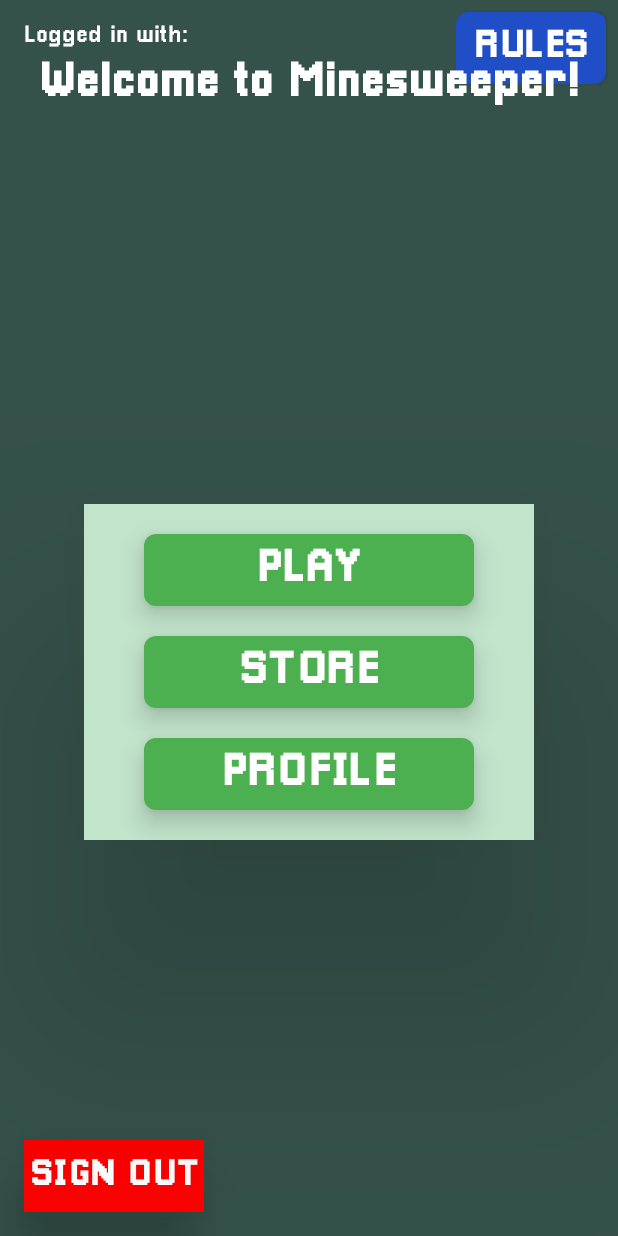
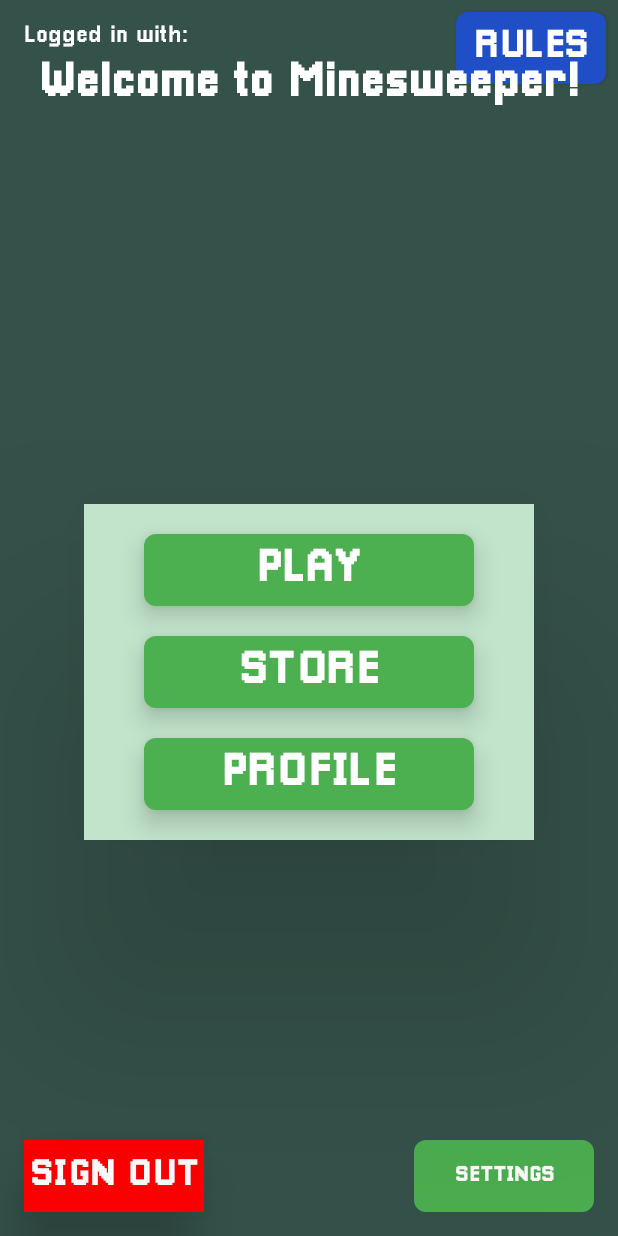
Before and after one commit to Luppole/MinesweeperHandasatTochna, an Android app: the screen it shows after launch once a user with an empty profile is signed in (MainActivity), on a phone screen of 412 x 824 dp. Run offline under Robolectric (Android 15) with nearby library versions, the phone set to English and light mode, and no system bars; our stand-ins replace Firebase (no records; nobody signed in at launch, a user with empty details on screens opened directly).

Commit message:
background musicccccccccccc

```diff
--- a/app/src/main/AndroidManifest.xml
+++ b/app/src/main/AndroidManifest.xml
@@ -13,6 +13,8 @@
         android:supportsRtl="true"
         android:theme="@style/AppTheme"
         tools:targetApi="31">
+        <service android:name=".MusicService"
+            android:exported="false" />
 
         <!-- Set SplashActivity as Launcher -->
         <activity
@@ -40,6 +42,7 @@
         <activity android:name=".RulesActivity" />
         <activity android:name=".LoadingActivity" android:theme="@style/Theme.AppCompat.NoActionBar" />
         <activity android:name=".AchievementsActivity" />
+        <activity android:name=".SettingsActivity" />
 
         <!-- Register Notification Reminder Service -->
         <receiver android:name=".ReminderBroadcastReceiver" />
--- a/app/src/main/java/com/example/minesweeperhansasattochna/MainActivity.java
+++ b/app/src/main/java/com/example/minesweeperhansasattochna/MainActivity.java
@@ -23,8 +23,11 @@ public class MainActivity extends AppCompatActivity {
         super.onCreate(savedInstanceState);
         setContentView(R.layout.activity_main);
 
+        // Start background music service
+        startService(new Intent(this, MusicService.class));
+
         // Initialize Firebase Authentication
-        FirebaseAuth mAuth = FirebaseAuth.getInstance();
+        mAuth = FirebaseAuth.getInstance();
 
         // Check if the user is logged in or playing as a guest
         boolean isGuest = getIntent().getBooleanExtra("isGuest", false);
@@ -48,6 +51,7 @@ public class MainActivity extends AppCompatActivity {
         Button profileButton = findViewById(R.id.profileButton);
         Button playGameButton = findViewById(R.id.playGameButton);
         Button storeButton = findViewById(R.id.storeButton);
+        Button settingsButton = findViewById(R.id.settingsButton); // Add Settings Button
 
         // Rules Button Click Listener
         rulesButton.setOnClickListener(v -> {
@@ -59,11 +63,13 @@ public class MainActivity extends AppCompatActivity {
         if (isGuest) {
             logoutButton.setText("Exit");
             logoutButton.setOnClickListener(v -> {
+                stopService(new Intent(this, MusicService.class)); // Stop music service
                 finish(); // Exit the app for guest users
             });
         } else {
             logoutButton.setOnClickListener(v -> {
                 mAuth.signOut(); // Sign out the user
+                stopService(new Intent(this, MusicService.class)); // Stop music service
                 Intent loginIntent = new Intent(MainActivity.this, LoginActivity.class);
                 startActivity(loginIntent);
                 finish();
@@ -82,20 +88,19 @@ public class MainActivity extends AppCompatActivity {
         // Store Button Click Listener
         storeButton.setOnClickListener(v -> {
             if (mAuth.getCurrentUser() != null) {
-                // User is logged in, allow access to the store
                 Intent intent = new Intent(MainActivity.this, StoreActivity.class);
                 startActivity(intent);
             } else {
-                // Show a toast message and deny access
                 Toast.makeText(MainActivity.this, "You need to log in to access the store.", Toast.LENGTH_SHORT).show();
             }
         });
 
-        // Start the daily game reminder service
-        AlarmService alarmService = new AlarmService(this);
-        alarmService.setDailyReminder();
+        // Settings Button Click Listener
+        settingsButton.setOnClickListener(v -> {
+            Intent settingsIntent = new Intent(MainActivity.this, SettingsActivity.class);
+            startActivity(settingsIntent);
+        });
     }
-
 
     public void onButtonShowPopupWindowClick(View view) {
         LayoutInflater inflater = (LayoutInflater) getSystemService(LAYOUT_INFLATER_SERVICE);
--- a/app/src/main/res/animator/button_animation.xml
+++ b/app/src/main/res/animator/button_animation.xml
@@ -8,13 +8,13 @@
                 android:propertyName="scaleX"
                 android:duration="100"
                 android:valueFrom="1.0"
-                android:valueTo="1.1"
+                android:valueTo="1.15"
                 android:valueType="floatType" />
             <objectAnimator
                 android:propertyName="scaleY"
                 android:duration="100"
                 android:valueFrom="1.0"
-                android:valueTo="1.1"
+                android:valueTo="1.15"
                 android:valueType="floatType" />
         </set>
     </item>
--- a/app/src/main/res/layout/activity_main.xml
+++ b/app/src/main/res/layout/activity_main.xml
@@ -33,6 +33,21 @@
         app:layout_constraintStart_toStartOf="parent"
         app:layout_constraintEnd_toEndOf="parent"
         android:layout_marginTop="8dp" />
+
+    <androidx.appcompat.widget.AppCompatButton
+        android:id="@+id/settingsButton"
+        android:layout_width="120dp"
+        android:layout_height="wrap_content"
+        android:text="SETTINGS"
+        android:background="@drawable/custom_background"
+        android:fontFamily="@font/pixellari"
+        android:textColor="#FFFFFF"
+        android:textStyle="bold"
+        android:stateListAnimator="@animator/button_animation"
+        app:layout_constraintBottom_toBottomOf="parent"
+        app:layout_constraintEnd_toEndOf="parent"
+        android:layout_margin="16dp" />
+
 
     <!-- Rules Button -->
     <androidx.appcompat.widget.AppCompatButton
```
Also changed, not shown: app/src/main/java/com/example/minesweeperhansasattochna/GameHistoryActivity.java (+17 -11 lines), app/src/main/java/com/example/minesweeperhansasattochna/MusicService.java (added, +40 -0 lines), app/src/main/java/com/example/minesweeperhansasattochna/SettingsActivity.java (added, +44 -0 lines), app/src/main/res/layout/activity_settings.xml (added, +19 -0 lines), 1 other file.
